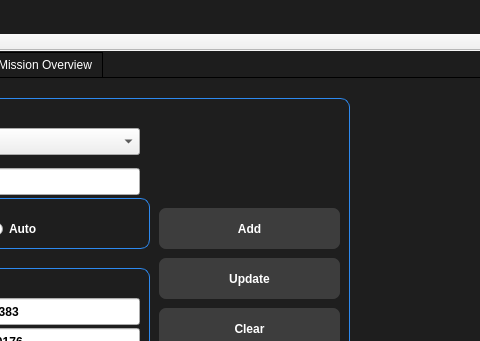
Qt form src/mainwindow.ui (RoboHubEindhoven-User/robomis) before a commit; both pictures show x 422 to 902 and y 0 to 341 of the 1145 by 889 pixel window.
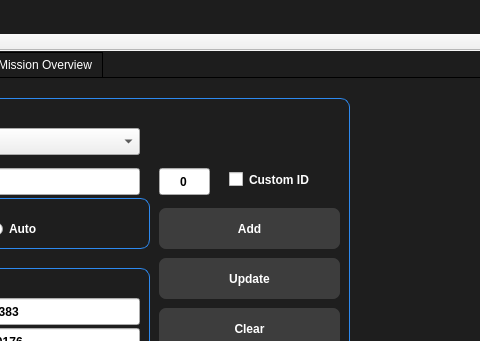
The same form after that commit. The open tabs and pages were chosen to show the change. Icons and pictures are not drawn.

Commit message: added custom waypoint instance id option

```diff
--- a/src/mainwindow.ui
+++ b/src/mainwindow.ui
@@ -2567,6 +2567,38 @@
         <string>Reset List</string>
        </property>
       </widget>
+      <widget class="QCheckBox" name="checkBoxPoseCustomID">
+       <property name="geometry">
+        <rect>
+         <x>630</x>
+         <y>70</y>
+         <width>92</width>
+         <height>23</height>
+        </rect>
+       </property>
+       <property name="text">
+        <string>Custom ID</string>
+       </property>
+      </widget>
+      <widget class="QLineEdit" name="lineEditPoseInstanceId">
+       <property name="geometry">
+        <rect>
+         <x>560</x>
+         <y>70</y>
+         <width>51</width>
+         <height>27</height>
+        </rect>
+       </property>
+       <property name="toolTip">
+        <string>&lt;html&gt;&lt;head/&gt;&lt;body&gt;&lt;p&gt;Enter the waypoint name&lt;/p&gt;&lt;/body&gt;&lt;/html&gt;</string>
+       </property>
+       <property name="text">
+        <string>0</string>
+       </property>
+       <property name="alignment">
+        <set>Qt::AlignCenter</set>
+       </property>
+      </widget>
      </widget>
      <widget class="QTableWidget" name="tableWidgetRobPose">
       <property name="geometry">
```
Left out of the diff: 13 changed lines with no effect on the pictures. The commit also changes 6 other files.
